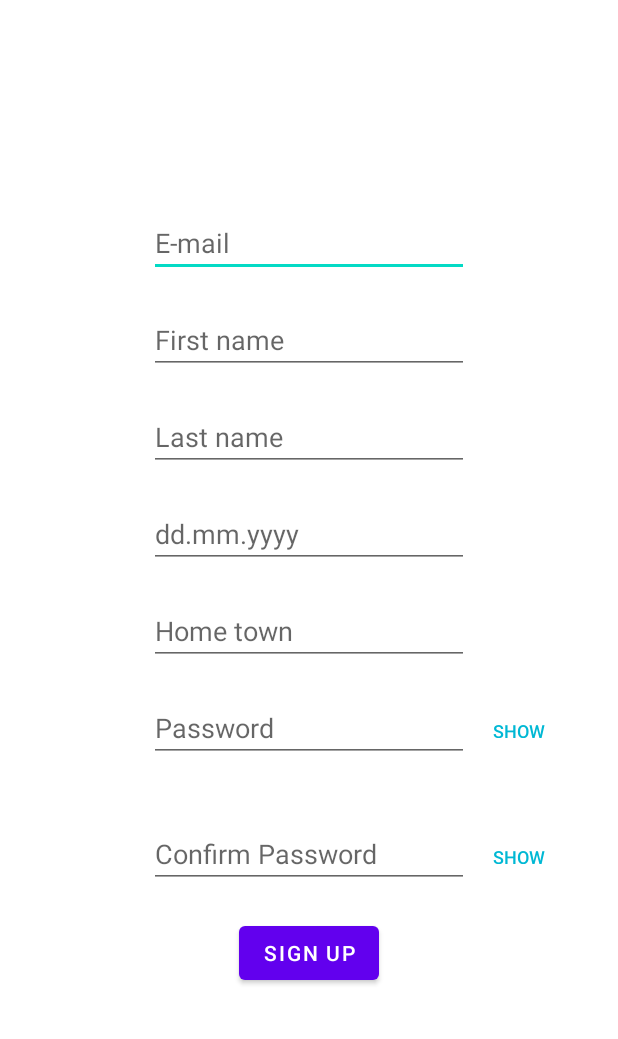
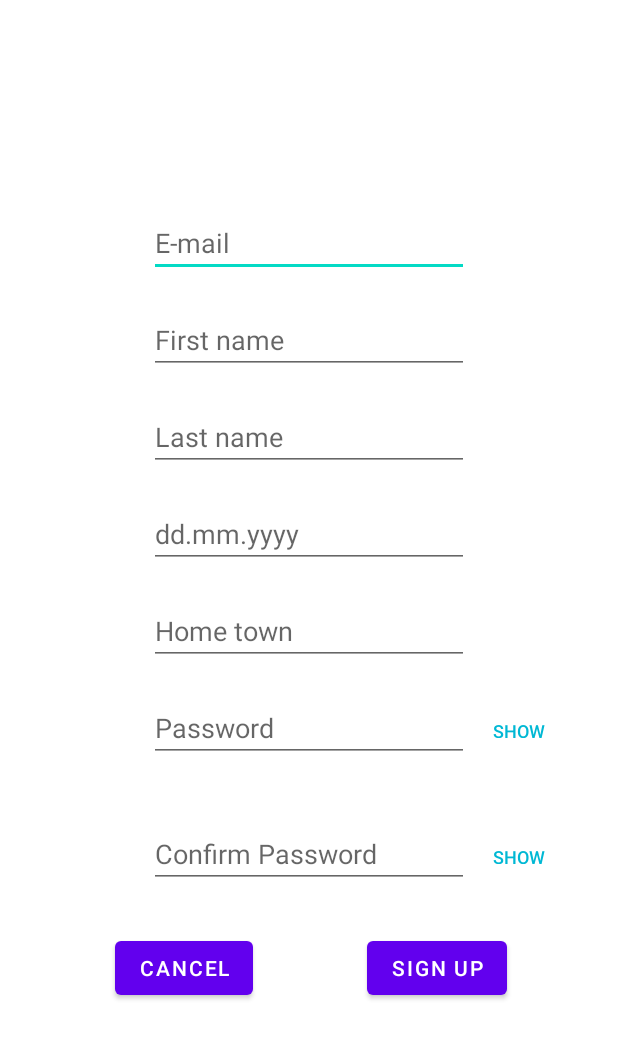
Before and after one commit to ltoikon/Diet-application-project, an Android app: the layout fragment_sign_up.xml on its own in the app's theme, with its tools: preview values and no code run, on a phone screen of 412 x 824 dp. Shown: the top 1039 px of the screen. Run offline under Robolectric (Android 15) with nearby library versions, the phone set to English and light mode, and no system bars.

Commit message:
Renamed the project from harkka_login to course_project, added cancel button to sign up

```diff
--- a/app/src/main/AndroidManifest.xml
+++ b/app/src/main/AndroidManifest.xml
@@ -1,6 +1,6 @@
 <?xml version="1.0" encoding="utf-8"?>
 <manifest xmlns:android="http://schemas.android.com/apk/res/android"
-    package="com.example.harkka_login">
+    package="com.example.course_project">
     <uses-permission android:name="android.permission.INTERNET" />
 
     <application
@@ -11,7 +11,7 @@
         android:supportsRtl="true"
         android:usesCleartextTraffic="true"
         android:theme="@style/Theme.Harkkalogin">
-        <activity android:name=".MainActivity">
+        <activity android:name="com.example.course_project.MainActivity">
             <intent-filter>
                 <action android:name="android.intent.action.MAIN" />
 
--- a/app/src/main/java/com/example/harkka_login/ClimateDietAPI.java
+++ b/app/src/main/java/com/example/course_project/ClimateDietAPI.java
@@ -1,4 +1,4 @@
-package com.example.harkka_login;
+package com.example.course_project;
 
 import org.json.JSONException;
 import org.json.JSONObject;
--- a/app/src/main/java/com/example/harkka_login/FileIO.java
+++ b/app/src/main/java/com/example/course_project/FileIO.java
@@ -1,4 +1,4 @@
-package com.example.harkka_login;
+package com.example.course_project;
 
 import android.content.Context;
 
--- a/app/src/main/java/com/example/harkka_login/MainActivity.java
+++ b/app/src/main/java/com/example/course_project/MainActivity.java
@@ -1,4 +1,4 @@
-package com.example.harkka_login;
+package com.example.course_project;
 
 import androidx.appcompat.app.AppCompatActivity;
 import androidx.fragment.app.Fragment;
@@ -35,12 +35,12 @@ public class MainActivity extends AppCompatActivity implements OnFragmentInterac
 
     @Override
     public void changeFragment(int id) {
-        if (id == 0) {
+        if (id == 0) {  // Login fragment
             System.out.println("Vaihtuu login-fragmenttiin");
             Fragment login = Login.getInstance();
             FragmentTransaction transaction = getSupportFragmentManager().beginTransaction();
             transaction.replace(R.id.window, login).commit();
-        } else if (id == 1) {
+        } else if (id == 1) {  // Sign Up fragment
             System.out.println("Vaihtuu signup-fragmenttiin");
             Fragment signUp = SignUp.getInstance();
             FragmentTransaction transaction = getSupportFragmentManager().beginTransaction();
--- a/app/src/main/java/com/example/harkka_login/Meal.java
+++ b/app/src/main/java/com/example/course_project/Meal.java
@@ -1,6 +1,5 @@
-package com.example.harkka_login;
+package com.example.course_project;
 
-import java.util.Calendar;
 import java.util.Date;
 
 
--- a/app/src/main/java/com/example/harkka_login/OnFragmentInteractionListener.java
+++ b/app/src/main/java/com/example/course_project/OnFragmentInteractionListener.java
@@ -1,4 +1,4 @@
-package com.example.harkka_login;
+package com.example.course_project;
 
 public interface OnFragmentInteractionListener {
     public void changeFragment(int id);
--- a/app/src/main/java/com/example/harkka_login/PersonInfo.java
+++ b/app/src/main/java/com/example/course_project/PersonInfo.java
@@ -1,4 +1,4 @@
-package com.example.harkka_login;
+package com.example.course_project;
 
 
 import android.content.Context;
--- a/app/src/main/java/com/example/harkka_login/User.java
+++ b/app/src/main/java/com/example/course_project/User.java
@@ -1,6 +1,4 @@
-package com.example.harkka_login;
-
-import java.util.Date;
+package com.example.course_project;
 
 public class User {
     private String email, password, firstName, lastName, homeTown, birthDate;
--- a/app/src/main/res/layout/fragment_sign_up.xml
+++ b/app/src/main/res/layout/fragment_sign_up.xml
@@ -7,7 +7,7 @@
     tools:context=".SignUp">
 
     <EditText
-        android:id="@+id/inputEmail"
+        android:id="@+id/inputEmailSignUp"
         android:layout_width="wrap_content"
         android:layout_height="wrap_content"
         android:layout_marginBottom="500dp"
@@ -21,14 +21,14 @@
         app:layout_constraintTop_toTopOf="parent" />
 
     <TextView
-        android:id="@+id/emailError"
+        android:id="@+id/emailErrorSignUp"
         android:layout_width="350dp"
         android:layout_height="wrap_content"
         android:textAlignment="center"
         android:textColor="#FF0000"
-        app:layout_constraintEnd_toEndOf="@+id/inputEmail"
-        app:layout_constraintStart_toStartOf="@+id/inputEmail"
-        app:layout_constraintTop_toBottomOf="@+id/inputEmail" />
+        app:layout_constraintEnd_toEndOf="@+id/inputEmailSignUp"
+        app:layout_constraintStart_toStartOf="@+id/inputEmailSignUp"
+        app:layout_constraintTop_toBottomOf="@+id/inputEmailSignUp" />
 
     <TextView
         android:id="@+id/firstNameError"
@@ -79,9 +79,9 @@
         android:ems="10"
         android:hint="@string/firstName"
         android:inputType="textPersonName"
-        app:layout_constraintEnd_toEndOf="@+id/inputEmail"
-        app:layout_constraintStart_toStartOf="@+id/inputEmail"
-        app:layout_constraintTop_toBottomOf="@+id/emailError" />
+        app:layout_constraintEnd_toEndOf="@+id/inputEmailSignUp"
+        app:layout_constraintStart_toStartOf="@+id/inputEmailSignUp"
+        app:layout_constraintTop_toBottomOf="@+id/emailErrorSignUp" />
 
     <EditText
         android:id="@+id/inputLastNameSignup"
@@ -136,10 +136,22 @@
         android:id="@+id/signUp"
         android:layout_width="wrap_content"
         android:layout_height="wrap_content"
+        android:layout_marginStart="170dp"
+        android:layout_marginTop="10dp"
         android:text="@string/sign_up"
-        app:layout_constraintEnd_toEndOf="@+id/inputPasswordSignup"
-        app:layout_constraintStart_toStartOf="@+id/inputPasswordSignup"
+        app:layout_constraintEnd_toEndOf="parent"
+        app:layout_constraintStart_toStartOf="parent"
         app:layout_constraintTop_toBottomOf="@+id/confirmPasswordError" />
+
+    <Button
+        android:id="@+id/cancel"
+        android:layout_width="wrap_content"
+        android:layout_height="wrap_content"
+        android:text="@string/cancel"
+        app:layout_constraintBottom_toBottomOf="@+id/signUp"
+        app:layout_constraintEnd_toStartOf="@+id/signUp"
+        app:layout_constraintStart_toStartOf="parent"
+        app:layout_constraintTop_toTopOf="@+id/signUp" />
 
     <Button
         android:id="@+id/showPasswordSignup"
--- a/app/src/main/res/values/strings.xml
+++ b/app/src/main/res/values/strings.xml
@@ -13,4 +13,5 @@
     <string name="home_town">Home town</string>
     <string name="confirm_password">Confirm Password</string>
     <string name="e_mail">E-mail</string>
+    <string name="cancel">Cancel</string>
 </resources>
```
Also changed, not shown: app/src/main/java/com/example/course_project/Login.java (renamed from app/src/main/java/com/example/harkka_login/Login.java, +4 -4 lines), app/src/main/java/com/example/course_project/SignUp.java (renamed from app/src/main/java/com/example/harkka_login/SignUp.java, +12 -4 lines), app/src/main/res/layout/fragment_login.xml (+10 -10 lines), 4 other files.
